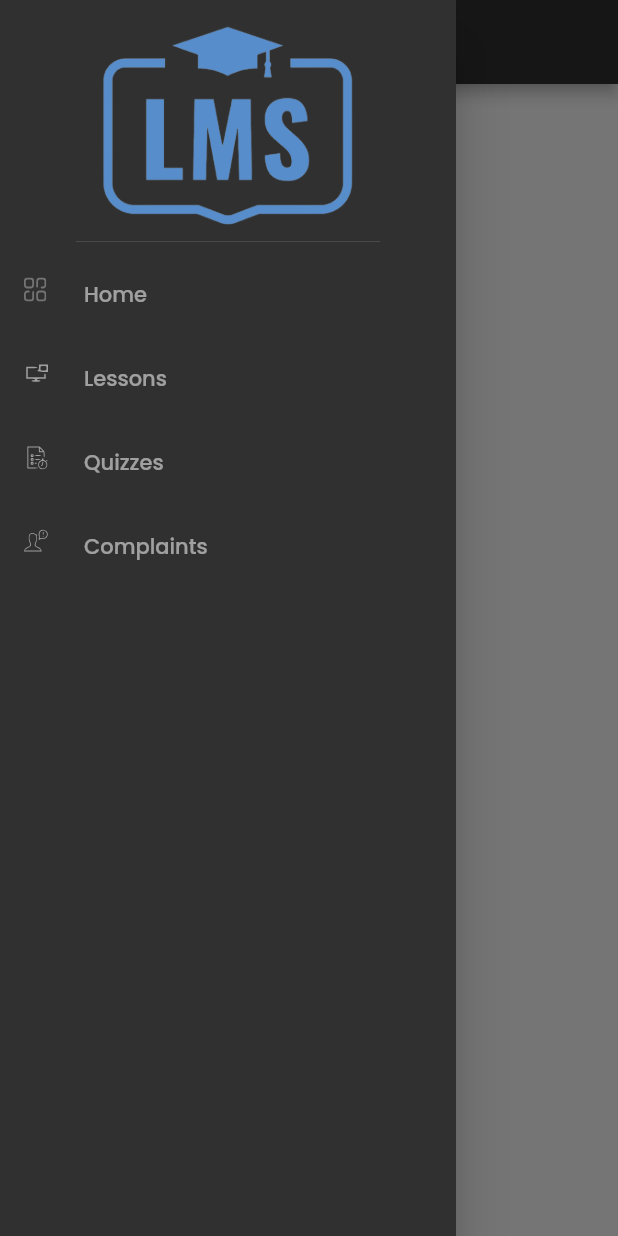
After one commit to Emmanuelfrimpong/ict-LMS-Project, a Flutter app: the StudentHomeMobile screen opened directly, after a tap on an icon or button, on a phone screen of 412 x 824 dp. The commit adds this screen. Run offline on Flutter 3.47's test engine with Material 2 defaults, Android fonts, the phone set to English and light mode, and no system bars; our stand-ins replace carousel_slider, flutter_svg, fluttertoast, font_awesome_flutter, google_fonts, image_picker and 1 more; Roboto replaces fonts that are missing (Adamina); project files that could hold a hidden picture were left out.

Commit message:
Update before going home

```diff
--- a/lib/public_files/authentication/startup/components/side-page.dart
+++ b/lib/public_files/authentication/startup/components/side-page.dart
@@ -3,6 +3,7 @@ import 'package:flutter/material.dart';
 import 'package:google_fonts/google_fonts.dart';
 import 'package:ict_lms/public_files/application_colors.dart';
 import 'package:ict_lms/public_files/authentication/components/rounded_button.dart';
+import 'package:ict_lms/public_files/responsive.dart';
 
 import '../../../Constant_Data.dart';
 
@@ -23,8 +24,9 @@ class StartUpSide extends StatelessWidget {
   Widget build(BuildContext context) {
     return Container(
       width: width,
+      height: height,
       color: Colors.white,
-      child: ListView(
+      child: Column(
         children: [
           CarouselSlider.builder(
             itemCount: welcomeImages.length,
--- /dev/null
+++ b/lib/public_files/navigation_service.dart
@@ -0,0 +1,21 @@
+import 'package:flutter/material.dart';
+
+class NavigationService with ChangeNotifier {
+  final GlobalKey<NavigatorState> navigatorKey = GlobalKey<NavigatorState>();
+
+  String title = 'Home';
+  void navigateTo(String routeName, String txt) {
+    title = txt;
+    navigatorKey.currentState.pushNamed(routeName);
+    notifyListeners();
+  }
+
+  void goBack(String txt) {
+    title = txt;
+     navigatorKey.currentState.pop();
+     notifyListeners();
+  }
+
+  GlobalKey<NavigatorState> get getKey => navigatorKey;
+  String get getTitle => title;
+}
--- /dev/null
+++ b/lib/routing/route_names.dart
@@ -0,0 +1,3 @@
+const String Startup='authentication';
+const String AdminHome='dashboard';
+const String StudentHome='Home';
--- /dev/null
+++ b/lib/students_section/components/drawer.dart
@@ -0,0 +1,88 @@
+import 'package:flutter/material.dart';
+import 'package:flutter_svg/flutter_svg.dart';
+import 'package:ict_lms/main.dart';
+import 'package:ict_lms/public_files/controllers/MenuController.dart';
+import 'package:provider/provider.dart';
+
+class DrawerPage extends StatelessWidget {
+  const DrawerPage({
+    Key key,
+  }) : super(key: key);
+
+  @override
+  Widget build(BuildContext context) {
+    return Drawer(
+      child: SingleChildScrollView(
+        // it enables scrolling
+        child: Column(
+          children: [
+            DrawerHeader(
+              child: Image.asset("assets/images/logo.png"),
+            ),
+            DrawerListTile(
+              title: "Home",
+              svgSrc: "assets/icons/menu_dashbord.svg",
+              press: () {
+
+              },
+            ),
+            DrawerListTile(
+              title: "Lessons",
+              svgSrc: "assets/icons/practicals.svg",
+              press: () {
+                Provider.of<MenuController>(context, listen: false)
+                    .controlSelectedPage(SelectedPage.Students,'Students');
+              },
+            ),
+            DrawerListTile(
+              title: "Quizzes",
+              svgSrc: "assets/icons/exersice.svg",
+              press: () {
+                Provider.of<MenuController>(context, listen: false)
+                    .controlSelectedPage(SelectedPage.Class,'Classes');
+              },
+            ),
+            DrawerListTile(
+              title: "Complaints",
+              svgSrc: "assets/icons/complaints.svg",
+              press: () {
+                Provider.of<MenuController>(context, listen: false)
+                    .controlSelectedPage(SelectedPage.Topics,'Topics');
+              },
+            ),
+          ],
+        ),
+      ),
+    );
+  }
+}
+
+class DrawerListTile extends StatelessWidget {
+  const DrawerListTile({
+    Key key,
+    // For selecting those three line once press "Command+D"
+     this.title,
+     this.svgSrc,
+     this.press,
+  }) : super(key: key);
+
+  final String title, svgSrc;
+  final VoidCallback press;
+
+  @override
+  Widget build(BuildContext context) {
+    return ListTile(
+      onTap: press,
+      horizontalTitleGap: 0.0,
+      leading: SvgPicture.asset(
+        svgSrc,
+        color: Colors.white54,
+        height: 16,
+      ),
+      title: Text(
+        title,
+        style: TextStyle(color: Colors.white54),
+      ),
+    );
+  }
+}
--- /dev/null
+++ b/lib/students_section/home-page/home-mobile.dart
@@ -0,0 +1,44 @@
+import 'package:flutter/material.dart';
+import 'package:font_awesome_flutter/font_awesome_flutter.dart';
+import 'package:google_fonts/google_fonts.dart';
+import 'package:ict_lms/public_files/application_colors.dart';
+import 'package:ict_lms/public_files/navigation_service.dart';
+import 'package:ict_lms/students_section/components/drawer.dart';
+import 'package:provider/provider.dart';
+
+class StudentHomeMobile extends StatefulWidget {
+  const StudentHomeMobile({Key key}) : super(key: key);
+
+  @override
+  _StudentHomeMobileState createState() => _StudentHomeMobileState();
+}
+
+class _StudentHomeMobileState extends State<StudentHomeMobile> {
+  final GlobalKey<ScaffoldState> drawerKey = new GlobalKey<ScaffoldState>();
+
+  @override
+  Widget build(BuildContext context) {
+    return Consumer<NavigationService>(builder: (context,value,child){
+        return Scaffold(
+          key: drawerKey,
+          drawer: DrawerPage(),
+          appBar: AppBar(
+            backgroundColor: primaryColor,
+            title: Text('${value.getTitle}',style: GoogleFonts.adamina(color: Colors.white,fontWeight: FontWeight.bold),),
+            leading: IconButton(icon: Icon(FontAwesomeIcons.bars),
+              onPressed: (){
+              setState(() {
+                if(!drawerKey.currentState.isDrawerOpen)
+                  drawerKey.currentState.openDrawer();
+              });
+              },
+            ),
+          ),
+          body: SafeArea(
+            child: Container(),
+          ),
+        );
+      }
+    );
+  }
+}
--- a/pubspec.yaml
+++ b/pubspec.yaml
@@ -22,6 +22,7 @@ dependencies:
   carousel_slider: ^3.0.0
   fluttertoast: ^8.0.6
   image_picker: ^0.7.4
+  responsive_builder: ^0.4.1
 dev_dependencies:
   flutter_test:
     sdk: flutter
```
Also changed, not shown: lib/administrator_section/admin-auth.dart (+13 -7 lines), lib/main.dart (+7 -4 lines), lib/public_files/authentication/starup-page.dart (+84 -11 lines), lib/public_files/layout_template/layout_template.dart (added, +23 -0 lines), lib/routing/router.dart (added, +49 -0 lines), lib/students_section/home-page/home-big-screen.dart (added, +15 -0 lines), lib/students_section/home-page/students-home.dart (added, +22 -0 lines), lib/students_section/students_login.dart (+15 -2 lines), pubspec.lock.
